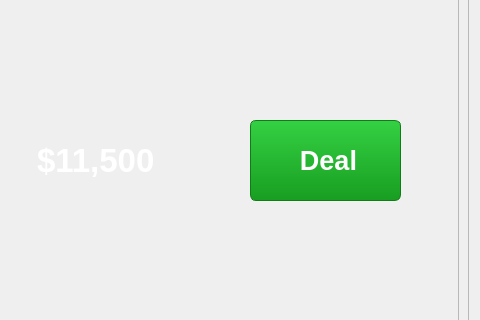
Old version of the form src/presentation/widgets/MainWindow/temp2.ui in the repository OlexandrNikolaiev/BlackJack_GUI; both pictures show x 408 to 888 and y 230 to 550 of the 888 by 744 pixel window.
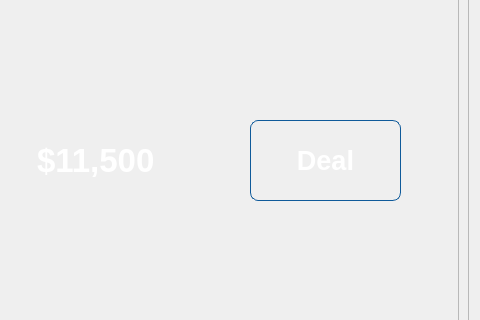
New version of the form. Icons and pictures are not drawn. Custom widgets are drawn as their Qt base class.

```diff
--- a/src/presentation/widgets/MainWindow/temp2.ui
+++ b/src/presentation/widgets/MainWindow/temp2.ui
@@ -299,15 +299,17 @@
                </property>
                <property name="styleSheet">
                 <string notr="true">QToolButton {
-    background: qlineargradient(x1:0, y1:0, x2:0, y2:1, stop:0 #34d043, stop:1 #189e21);
+    background: qlineargradient(x1:0, y1:0, x2:0, y2:1, 
+        stop:0 #1e90ff, 
+        stop:0.5 #4169e1, 
+        stop:1 #104e8b);
     
-    border: 1px solid #127a19; 
-    border-radius: 6px;         
-    color: white; 
-    padding: 4px;
+    border: 1px solid #0f5a9a;
+    border-radius: 8px;
+    color: white;
+    padding: 6px 12px;
+    text-align: center;
 
-    padding-left: 10px; 
-    text-align: left; 
 }
 
 QToolButton:hover {
@@ -315,8 +317,12 @@
 }
 
 QToolButton:pressed {
-    background: qlineargradient(x1:0, y1:0, x2:0, y2:1, stop:0 #189e21, stop:1 #13791a);
-}</string>
+    background: qlineargradient(x1:0, y1:0, x2:0, y2:1, 
+        stop:0 #1a69c1, 
+        stop:0.5 #2a7fd5, 
+        stop:1 #0f4e8b);
+}
+</string>
                </property>
                <property name="text">
                 <string>Deal</string>
```
Left out of the diff: 7 changed lines with no effect on the pictures.
